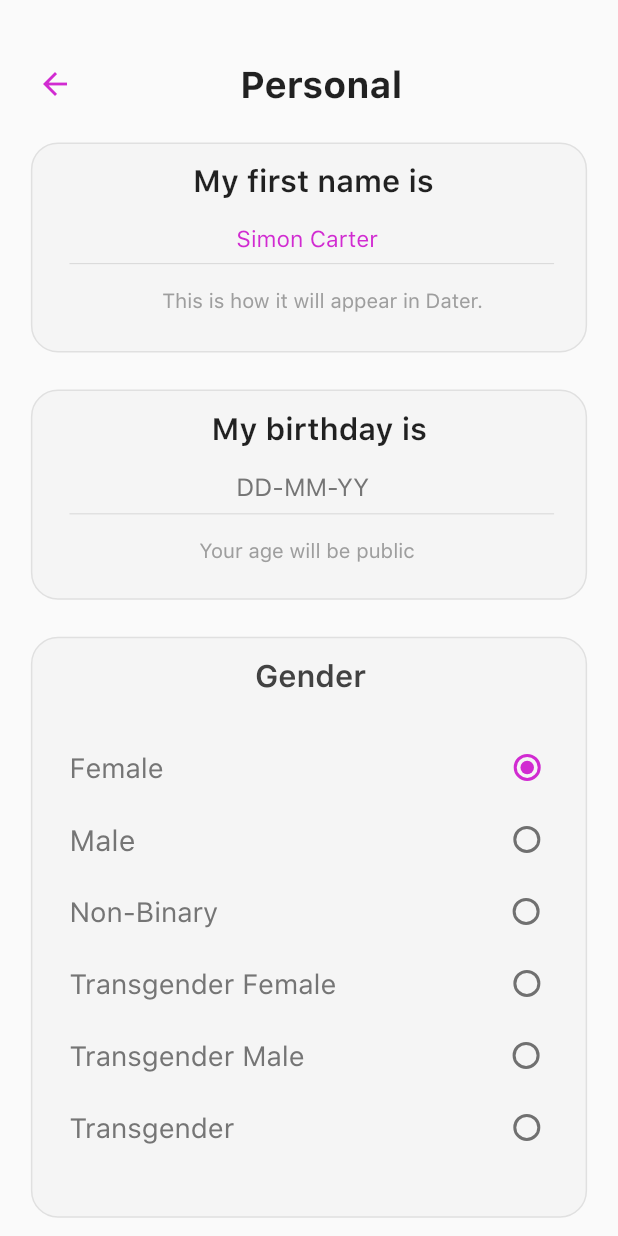
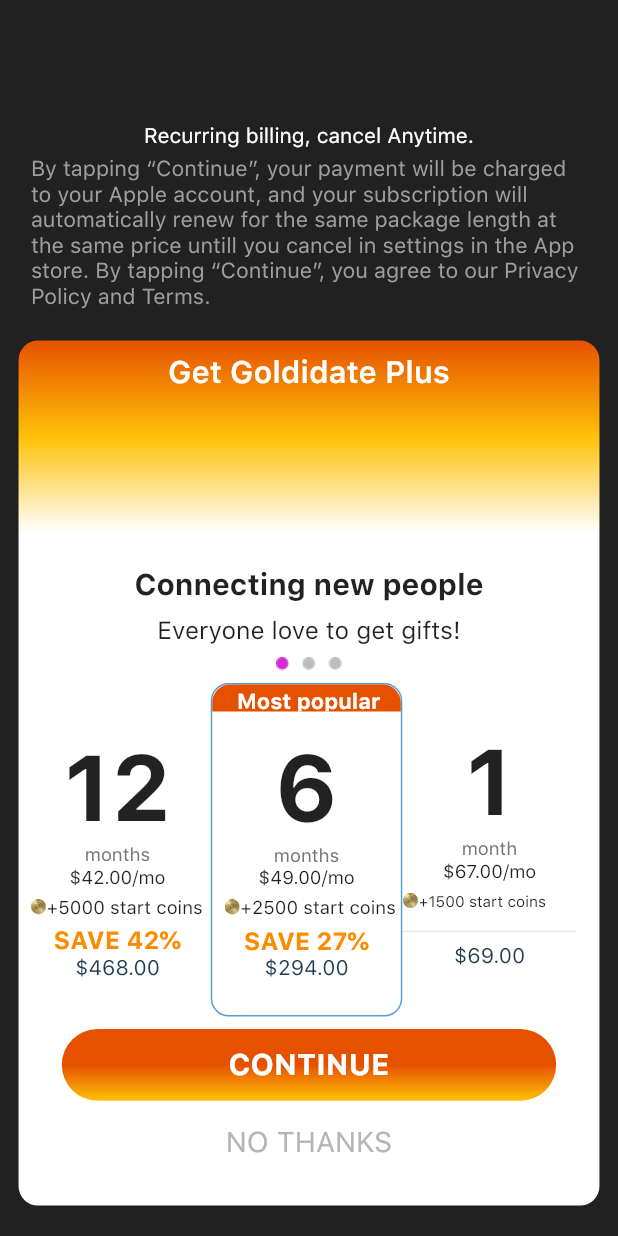
Before and after one commit to Abhisheksainii/goldidate-master, a Flutter app: the screen it shows after launch, on a phone screen of 412 x 824 dp. Run offline on Flutter 3.47's test engine with Material 2 defaults, Android fonts, the phone set to English and light mode, and no system bars; our stand-ins replace auto_size_text, cloud_firestore, firebase_auth, firebase_core, font_awesome_flutter, google_sign_in and 4 more; missing offline and left inert: flutter_login_facebook, mobile_number; accounts and stored records are empty; project files that could hold a hidden picture were left out.

Commit message:
Created Goldidateplus2 screen

```diff
--- a/lib/main.dart
+++ b/lib/main.dart
@@ -5,6 +5,7 @@ import 'package:goldidate/screens/Home/Profile/Settings.dart';
 import 'package:goldidate/screens/Home/Profile/addMedia.dart';
 import 'package:goldidate/screens/Home/Profile/editProfile.dart';
 import 'package:goldidate/screens/Home/Profile/goldidatePlus.dart';
+import 'package:goldidate/screens/Home/Profile/goldidatePlus2.dart';
 import 'package:goldidate/screens/Home/Profile/myProfile.dart';
 import 'package:goldidate/screens/Home/allchats.dart';
 import 'package:goldidate/screens/Home/editInnerProfile.dart';
@@ -31,7 +32,7 @@ class MyApp extends StatelessWidget {
     return MaterialApp(
       debugShowCheckedModeBanner: false,
       title: Common.applicationName,
-      initialRoute: AppRoutes.personal,
+      initialRoute: AppRoutes.goldidatePlus2,
       theme: ThemeData(
         fontFamily: "SFPro",
       ),
@@ -51,6 +52,7 @@ class MyApp extends StatelessWidget {
         AppRoutes.myprofile: (context) => MyProfile(),
         AppRoutes.settings: (context) => Settings(),
         AppRoutes.goldidatePlus: (context) => GoldidatePlus(),
+        AppRoutes.goldidatePlus2: (context) => GoldidatePlus2(),
         AppRoutes.editProfile: (context) => EditProfile(),
         AppRoutes.location: (context) => Location(),
         AppRoutes.filters: (context) => Filters(),
--- a/lib/routes/app_routes.dart
+++ b/lib/routes/app_routes.dart
@@ -14,6 +14,7 @@ class AppRoutes {
   static final String addMedia = "/addMedia";
   static final String settings = "/Settings";
   static final String goldidatePlus = "/goldidatePlus";
+  static final String goldidatePlus2 = "/goldidatePlus2";
   static final String editProfile = "/editProfile";
   static final String location = "/location";
   static final String filters = "/filters";
--- /dev/null
+++ b/lib/screens/Home/Profile/goldidatePlus2.dart
@@ -0,0 +1,397 @@
+import 'package:flutter/material.dart';
+import 'package:goldidate/routes/app_routes.dart';
+import 'package:goldidate/utils/common.dart';
+
+class GoldidatePlus2 extends StatefulWidget {
+  @override
+  _GoldidatePlus2State createState() => _GoldidatePlus2State();
+}
+
+class _GoldidatePlus2State extends State<GoldidatePlus2> {
+  @override
+  Widget build(BuildContext context) {
+    final height = MediaQuery.of(context).size.height;
+    final width = MediaQuery.of(context).size.width;
+    return Scaffold(
+      body: Container(
+        color: Colors.black87,
+        child: Column(
+          children: [
+            Padding(
+              padding: EdgeInsets.only(
+                  top: height * 0.1, left: width * 0.05, right: width * 0.05),
+              child: Container(
+                child: Column(
+                  children: [
+                    Text(
+                      "Recurring billing, cancel Anytime.",
+                      style: TextStyle(color: Colors.white),
+                    ),
+                    SizedBox(
+                      height: height * 0.005,
+                    ),
+                    Container(
+                      child: Text(
+                        "By tapping “Continue”, your payment will be charged to your Apple account, and your subscription will automatically renew for the same package length at the same price untill you cancel in settings in the App store. By tapping “Continue”, you agree to our Privacy Policy and Terms.",
+                        style: TextStyle(
+                            color: Colors.grey, fontSize: width * 0.035),
+                      ),
+                    ),
+                  ],
+                ),
+              ),
+            ),
+            Padding(
+              padding: EdgeInsets.only(
+                  top: height * 0.026, left: width * 0.03, right: width * 0.03),
+              child: Container(
+                height: height * 0.7,
+                width: width * 1.5,
+                decoration: BoxDecoration(
+                  borderRadius: BorderRadius.circular(13.0),
+                  gradient: LinearGradient(
+                    begin: Alignment.topCenter,
+                    end: Alignment.bottomCenter,
+                    colors: [
+                      // Color(0xFF532253),
+                      Colors.orange[900],
+                      Colors.amber,
+                      Color(0xFFFFFFFF),
+                      Color(0xFFFFFFFF),
+                      Color(0xFFFFFFFF),
+                      Color(0xFFFFFFFF),
+                      Color(0xFFFFFFFF),
+                      Color(0xFFFFFFFF),
+                      Color(0xFFFFFFFF),
+                      Color(0xFFFFFFFF),
+                    ],
+                  ),
+                ),
+                child: Column(
+                  children: [
+                    Padding(
+                      padding: EdgeInsets.only(top: height * 0.01),
+                      child: Container(
+                        child: Column(
+                          children: [
+                            Text(
+                              "Get Goldidate Plus",
+                              style: TextStyle(
+                                  fontSize: width * 0.05,
+                                  color: Colors.white,
+                                  fontWeight: FontWeight.w600),
+                            ),
+                            SizedBox(
+                              height: height * 0.01,
+                            ),
+                            Opacity(
+                              opacity: 0,
+                              child: Image(
+                                image: AssetImage(
+                                    Common.assetsImages + "bigcoin.png"),
+                              ),
+                            ),
+                            SizedBox(
+                              height: height * 0.005,
+                            ),
+                            Text(
+                              "Connecting new people",
+                              style: TextStyle(
+                                  fontSize: width * 0.048,
+                                  fontWeight: FontWeight.w700),
+                            ),
+                            SizedBox(
+                              height: height * 0.01,
+                            ),
+                            Text(
+                              "Everyone love to get gifts!",
+                              style: TextStyle(
+                                  fontSize: width * 0.04,
+                                  fontWeight: FontWeight.w400),
+                            )
+                          ],
+                        ),
+                      ),
+                    ),
+                    SizedBox(
+                      height: height * 0.01,
+                    ),
+                    Image(
+                      image: AssetImage(Common.assetsImages + "Group 261.png"),
+                    ),
+                    SizedBox(
+                      height: height * 0.01,
+                    ),
+                    Container(
+                      child: Row(
+                        children: [
+                          Padding(
+                            padding: EdgeInsets.only(left: width * 0.01),
+                            child: Container(
+                              height: height * 0.25,
+                              width: height * 0.15,
+                              child: Padding(
+                                padding: EdgeInsets.only(top: height * 0.03),
+                                child: Column(
+                                  children: [
+                                    Text(
+                                      "12",
+                                      style: TextStyle(
+                                          fontSize: width * 0.15,
+                                          fontWeight: FontWeight.w700),
+                                    ),
+                                    Text(
+                                      "months",
+                                      style: TextStyle(
+                                          fontSize: width * 0.03,
+                                          color: Color(0xFF757575)),
+                                    ),
+                                    Text(
+                                      r"$42.00/mo",
+                                      style: TextStyle(
+                                        fontSize: width * 0.03,
+                                      ),
+                                    ),
+                                    Padding(
+                                      padding:
+                                          EdgeInsets.only(left: width * 0.01),
+                                      child: Row(
+                                        children: [
+                                          Container(
+                                            width: width * 0.025,
+                                            height: height * 0.03,
+                                            child: Image(
+                                              image: AssetImage(
+                                                  Common.assetsImages +
+                                                      "smallcoin.png"),
+                                            ),
+                                          ),
+                                          Text(
+                                            "+5000 start coins",
+                                            style: TextStyle(
+                                                fontSize: width * 0.03),
+                                          ),
+                                        ],
+                                      ),
+                                    ),
+                                    // Divider(),
+                                    Text(
+                                      "SAVE 42%",
+                                      style: TextStyle(
+                                          color: Colors.orange[600],
+                                          fontSize: width * 0.04,
+                                          fontWeight: FontWeight.w700),
+                                    ),
+                                    Text(
+                                      r"$468.00",
+                                      style:
+                                          TextStyle(color: Color(0xFF213B52)),
+                                    )
+                                  ],
+                                ),
+                              ),
+                            ),
+                          ),
+                          Padding(
+                            padding: EdgeInsets.only(left: width * 0.001),
+                            child: Container(
+                              height: height * 0.27,
+                              width: width * 0.31,
+                              decoration: BoxDecoration(
+                                  border: Border.all(
+                                    color: Color(0xFF579DDB),
+                                  ),
+                                  borderRadius: BorderRadius.circular(12.0)),
+                              child: Column(
+                                children: [
+                                  Container(
+                                    height: height * 0.022,
+                                    width: width * 0.4,
+                                    decoration: BoxDecoration(
+                                      borderRadius: BorderRadius.vertical(
+                                          top: Radius.circular(12.0)),
+                                      color: Colors.orange[900],
+                                    ),
+                                    child: Padding(
+                                      padding: EdgeInsets.only(
+                                          left: width * 0.04,
+                                          top: height * 0.003),
+                                      child: Text(
+                                        "Most popular",
+                                        style: TextStyle(
+                                            fontSize: width * 0.035,
+                                            fontWeight: FontWeight.w700,
+                                            color: Colors.white),
+                                      ),
+                                    ),
+                                  ),
+                                  SizedBox(
+                                    height: height * 0.017,
+                                  ),
+                                  Text(
+                                    "6",
+                                    style: TextStyle(
+                                        fontSize: width * 0.15,
+                                        fontWeight: FontWeight.w700),
+                                  ),
+                                  Text(
+                                    "months",
+                                    style: TextStyle(
+                                        fontSize: width * 0.03,
+                                        color: Color(0xFF757575)),
+                                  ),
+                                  Text(
+                                    r"$49.00/mo",
+                                    style: TextStyle(
+                                      fontSize: width * 0.03,
+                                    ),
+                                  ),
+                                  Padding(
+                                    padding:
+                                        EdgeInsets.only(left: width * 0.02),
+                                    child: Row(
+                                      children: [
+                                        Container(
+                                          width: width * 0.025,
+                                          height: height * 0.03,
+                                          child: Image(
+                                            image: AssetImage(
+                                                Common.assetsImages +
+                                                    "smallcoin.png"),
+                                          ),
+                                        ),
+                                        Text(
+                                          "+2500 start coins",
+                                          style:
+                                              TextStyle(fontSize: width * 0.03),
+                                        ),
+                                      ],
+                                    ),
+                                  ),
+                                  Text(
+                                    "SAVE 27%",
+                                    style: TextStyle(
+                                        color: Colors.orange[600],
+                                        fontSize: width * 0.04,
+                                        fontWeight: FontWeight.w700),
+                                  ),
+                                  Text(
+                                    r"$294.00",
+                                    style: TextStyle(color: Color(0xFF213B52)),
+                                  )
+                                ],
+                              ),
+                            ),
+                          ),
+                          Padding(
+                            padding: EdgeInsets.only(left: width * 0.001),
+                            child: Container(
+                              height: height * 0.22,
+                              width: height * 0.14,
+                              child: Padding(
+                                padding: EdgeInsets.only(top: height * 0.01),
+                                child: Column(
+                                  children: [
+                                    Text(
+                                      "1",
+                                      style: TextStyle(
+                                          fontSize: width * 0.15,
+                                          fontWeight: FontWeight.w700),
+                                    ),
+                                    Text(
+                                      "month",
+                                      style: TextStyle(
+                                          fontSize: width * 0.03,
+                                          color: Color(0xFF757575)),
+                                    ),
+                                    Text(
+                                      r"$67.00/mo",
+                                      style: TextStyle(
+                                        fontSize: width * 0.03,
+                                      ),
+                                    ),
+                                    Row(
+                                      children: [
+                                        Container(
+                                          width: width * 0.025,
+                                          height: height * 0.03,
+                                          child: Image(
+                                            image: AssetImage(
+                                                Common.assetsImages +
+                                                    "smallcoin.png"),
+                                          ),
+                                        ),
+                                        Text(
+                                          "+1500 start coins",
+                                          style: TextStyle(
+                                              fontSize: width * 0.025),
+                                        ),
+                                      ],
+                                    ),
+                                    Divider(),
+                                    Text(
+                                      r"$69.00",
+                                      style:
+                                          TextStyle(color: Color(0xFF213B52)),
+                                    )
+                                  ],
+                                ),
+                              ),
+                            ),
+                          ),
+                        ],
+                      ),
+                    ),
+                    Padding(
+                      padding: EdgeInsets.only(
+                          top: height * 0.01,
+                          left: width * 0.07,
+                          right: width * 0.07),
+                      child: Container(
+                        height: height * 0.058,
+                        width: width * 1.5,
+                        decoration: BoxDecoration(
+                          borderRadius: BorderRadius.circular(26.0),
+                          gradient: LinearGradient(
+                            begin: Alignment.topCenter,
+                            end: Alignment.bottomCenter,
+                            colors: [
+                              Colors.orange[900],
+                              Colors.orange[900],
+                              Colors.amber,
+                            ],
+                          ),
+                        ),
+                        child: Center(
+                          child: Text(
+                            "CONTINUE",
+                            style: TextStyle(
+                                fontSize: width * 0.048,
+                                color: Colors.white,
+                                fontWeight: FontWeight.w700),
+                          ),
+                        ),
+                      ),
+                    ),
+                    Padding(
+                      padding: EdgeInsets.only(top: height * 0.02),
+                      child: Container(
+                        child: Center(
+                            child: Text(
+                          "NO THANKS",
+                          style: TextStyle(
+                              color: Color(0xFFB5B5B5),
+                              fontSize: width * 0.046),
+                        )),
+                      ),
+                    ),
+                  ],
+                ),
+              ),
+            ),
+          ],
+        ),
+      ),
+    );
+  }
+}
```
